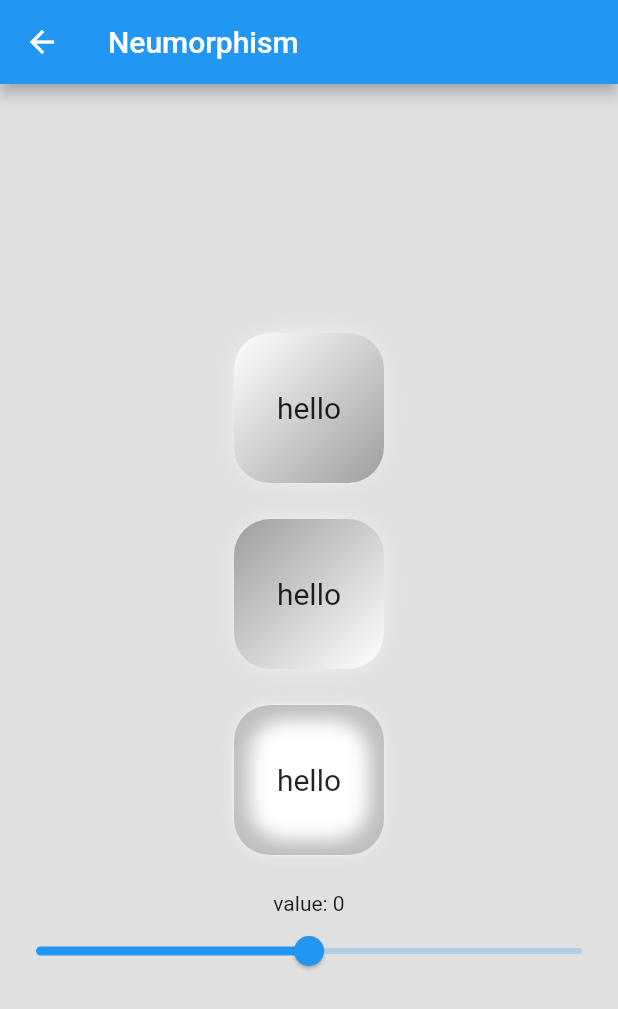
After one commit to conghua2411/flutter_demo_everything_2, a Flutter app: the NeumorphismDemo screen opened by its route, on a phone screen of 412 x 824 dp. The commit adds this screen. Shown: the top 1009 px of the screen. Run offline on Flutter 3.47's test engine with Material 2 defaults, Android fonts, the phone set to English and light mode, and no system bars; our stand-ins replace dartz, dio, flutter_bloc, flutter_compass, flutter_hooks, freezed_annotation and 3 more; missing offline and left inert: flame; generated files the repository leaves out were written again.

Commit message:
add neumorphism demo

```diff
--- a/lib/demos.dart
+++ b/lib/demos.dart
@@ -10,6 +10,7 @@ import 'freezed_demo/freezed_demo_info.dart';
 import 'game/game_demo_info.dart';
 import 'hook/hook_info.dart';
 import 'map/map_demo_info.dart';
+import 'neumorphism/neumorphism_demo_info.dart';
 import 'steam_card_image/steam_card_image_demo_info.dart';
 
 var demos = [
@@ -25,4 +26,5 @@ var demos = [
   mapDemoInfo,
   dioDemoInfo,
   gameDemoInfo,
+  neumorphismDemo,
 ];
--- /dev/null
+++ b/lib/neumorphism/neumorphism_demo.dart
@@ -0,0 +1,193 @@
+import 'package:flutter/material.dart';
+
+class NeumorphismDemo extends StatefulWidget {
+  const NeumorphismDemo({Key? key}) : super(key: key);
+
+  @override
+  State<NeumorphismDemo> createState() => _NeumorphismDemoState();
+}
+
+class _NeumorphismDemoState extends State<NeumorphismDemo> {
+  double _value = 0;
+
+  @override
+  Widget build(BuildContext context) {
+    return Scaffold(
+      backgroundColor: Colors.grey[300],
+      appBar: AppBar(
+        title: Text('Neumorphism'),
+      ),
+      body: Center(
+        child: SingleChildScrollView(
+          child: Column(
+            mainAxisAlignment: MainAxisAlignment.center,
+            children: [
+              _firstButton(),
+              SizedBox(
+                height: 24,
+              ),
+              _secondButton(),
+              SizedBox(
+                height: 24,
+              ),
+              _thirdButton(),
+              SizedBox(
+                height: 24,
+              ),
+              Text('value: ${_value.toInt()}'),
+              Slider(
+                value: _value,
+                min: -20,
+                max: 20,
+                onChanged: (value) {
+                  setState(() {
+                    _value = value;
+                  });
+                },
+              ),
+            ],
+          ),
+        ),
+      ),
+    );
+  }
+
+  Widget _firstButton() {
+    return InkWell(
+      borderRadius: BorderRadius.circular(24),
+      onTap: () {
+        print('hello');
+      },
+      child: Container(
+        height: 100,
+        width: 100,
+        decoration: BoxDecoration(
+            color: Colors.white,
+            gradient: LinearGradient(
+              colors: [
+                Colors.white,
+                Colors.grey,
+              ],
+              begin: Alignment.topLeft,
+              end: Alignment.bottomRight,
+            ),
+            borderRadius: BorderRadius.circular(24),
+            boxShadow: [
+              BoxShadow(
+                color: Color(0xFFBEBEBE),
+                offset: Offset(_value, _value),
+                blurRadius: 20,
+                spreadRadius: 1,
+              ),
+              BoxShadow(
+                color: Colors.white,
+                offset: Offset(-_value, -_value),
+                blurRadius: 20,
+                spreadRadius: 1,
+              ),
+            ]),
+        child: Center(
+          child: Text(
+            'hello',
+            style: TextStyle(
+              fontSize: 20,
+            ),
+          ),
+        ),
+      ),
+    );
+  }
+
+  Widget _secondButton() {
+    return InkWell(
+      borderRadius: BorderRadius.circular(24),
+      onTap: () {
+        print('hello 2');
+      },
+      child: Container(
+        height: 100,
+        width: 100,
+        decoration: BoxDecoration(
+            color: Colors.white,
+            gradient: LinearGradient(
+              colors: [
+                Colors.grey,
+                Colors.white,
+              ],
+              begin: Alignment.topLeft,
+              end: Alignment.bottomRight,
+            ),
+            borderRadius: BorderRadius.circular(24),
+            boxShadow: [
+              BoxShadow(
+                color: Color(0xFFBEBEBE),
+                offset: Offset(_value, _value),
+                blurRadius: 20,
+                spreadRadius: 1,
+              ),
+              BoxShadow(
+                color: Colors.white,
+                offset: Offset(-_value, -_value),
+                blurRadius: 20,
+                spreadRadius: 1,
+              ),
+            ]),
+        child: Center(
+          child: Text(
+            'hello',
+            style: TextStyle(
+              fontSize: 20,
+            ),
+          ),
+        ),
+      ),
+    );
+  }
+
+  Widget _thirdButton() {
+    return InkWell(
+      borderRadius: BorderRadius.circular(24),
+      onTap: () {
+        print('hello 2');
+      },
+      child: Container(
+        height: 100,
+        width: 100,
+        decoration:
+            BoxDecoration(borderRadius: BorderRadius.circular(24), boxShadow: [
+          BoxShadow(
+            color: Color(0xFFBEBEBE),
+            offset: Offset(_value, _value),
+            blurRadius: 10,
+            spreadRadius: 1,
+          ),
+          BoxShadow(
+            color: Colors.white,
+            offset: Offset(-_value, -_value),
+            blurRadius: 10,
+            spreadRadius: 1,
+          ),
+          BoxShadow(
+            color: Color(0xFFBEBEBE),
+            offset: Offset(0, 0),
+            blurRadius: 0,
+            spreadRadius: 0,
+          ),
+          BoxShadow(
+            color: Colors.white,
+            blurRadius: 10,
+            spreadRadius: -10,
+          ),
+        ]),
+        child: Center(
+          child: Text(
+            'hello',
+            style: TextStyle(
+              fontSize: 20,
+            ),
+          ),
+        ),
+      ),
+    );
+  }
+}
--- /dev/null
+++ b/lib/neumorphism/neumorphism_demo_info.dart
@@ -0,0 +1,7 @@
+import 'package:flutter_demo_everything_2/demo_info.dart';
+import 'package:flutter_demo_everything_2/neumorphism/neumorphism_demo.dart';
+
+var neumorphismDemo = DemoInfo(
+  name: 'neumorphism',
+  demo: NeumorphismDemo(),
+);
```
